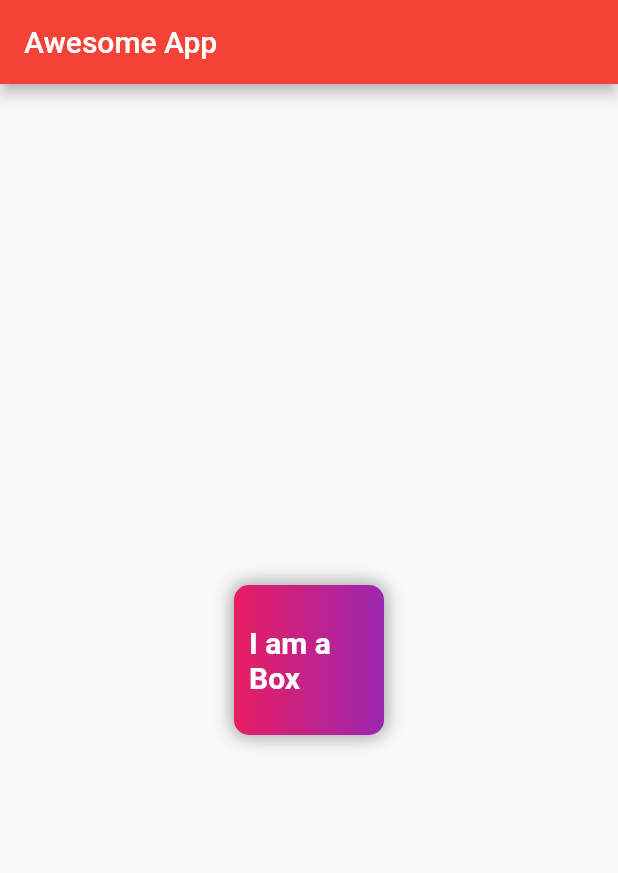
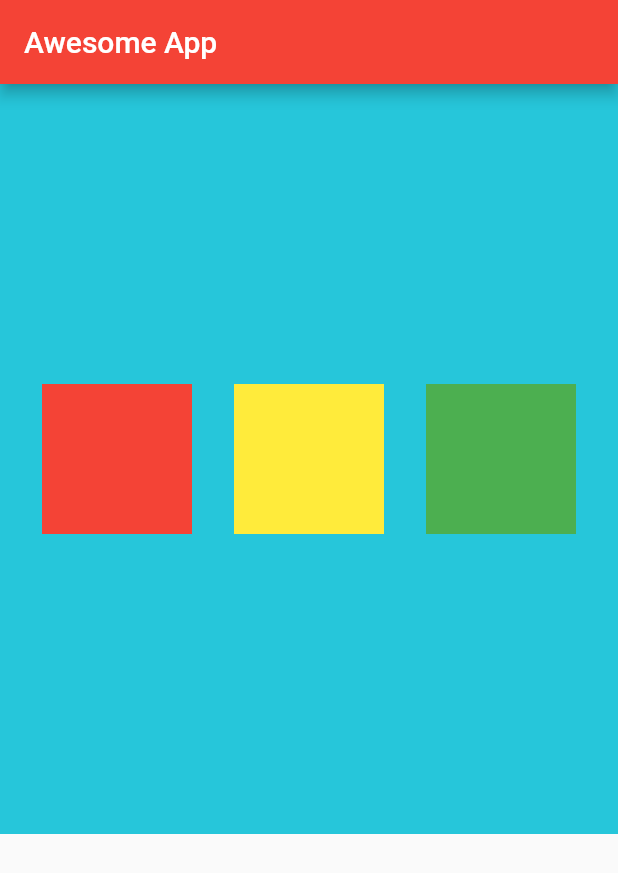
Before and after one commit to folafunmi-db/flutter-beginner, a Flutter app: the screen it shows after launch, on a phone screen of 412 x 824 dp. Shown: the top 873 px of the screen. Run offline on Flutter 3.47's test engine with Material 2 defaults, Android fonts, the phone set to English and light mode, and no system bars.

Commit message:
Used Row and Column widget to create alignments

```diff
--- a/lib/main.dart
+++ b/lib/main.dart
@@ -18,36 +18,39 @@ class HomePage extends StatelessWidget {
         appBar: AppBar(
           title: Text("Awesome App"),
         ),
-        body: Center(
-          child: Container(
+        body: Container(
+          height: 500,
+          color: Colors.cyan[400],
+          child: Row( // Same can be done using the Column widget
+            mainAxisAlignment: MainAxisAlignment.spaceEvenly,
+            crossAxisAlignment: CrossAxisAlignment.center,
+            // mainAxisSize: max, // this depends on the parent
+            children: [
+              Container(
+                // clipBehavior: Clip.antiAlias,
                 padding: const EdgeInsets.all(10),
-            // color: Colors.red,
-            // clipBehavior: Clip.antiAlias,
                 width: 100,
                 height: 100,
                 alignment: Alignment.center,
-            decoration: BoxDecoration(
-                color: Colors.blue,
-                borderRadius: BorderRadius.circular(10),
-                gradient: LinearGradient(
-                    colors: [Colors.pink, Colors.purple]),
-                boxShadow: [
-                  BoxShadow(
-                    color: Colors.grey,
-                    blurRadius: 10,
-                    spreadRadius: 1,
+                color: Colors.red,
               ),
-                ]
-                // shape: BoxShape.circle,
+              Container(
+                // clipBehavior: Clip.antiAlias,
+                padding: const EdgeInsets.all(10),
+                width: 100,
+                height: 100,
+                alignment: Alignment.center,
+                color: Colors.yellow,
               ),
-            child: Text(
-              "I am a Box",
-              style: TextStyle(
-                fontSize: 20,
-                color: Colors.white,
-                fontWeight: FontWeight.bold,
+              Container(
+                // clipBehavior: Clip.antiAlias,
+                padding: const EdgeInsets.all(10),
+                width: 100,
+                height: 100,
+                alignment: Alignment.center,
+                color: Colors.green,
               ),
-            ),
+            ],
           ),
         ));
   }
```
Lines whose indentation alone changed are shown as unchanged.
